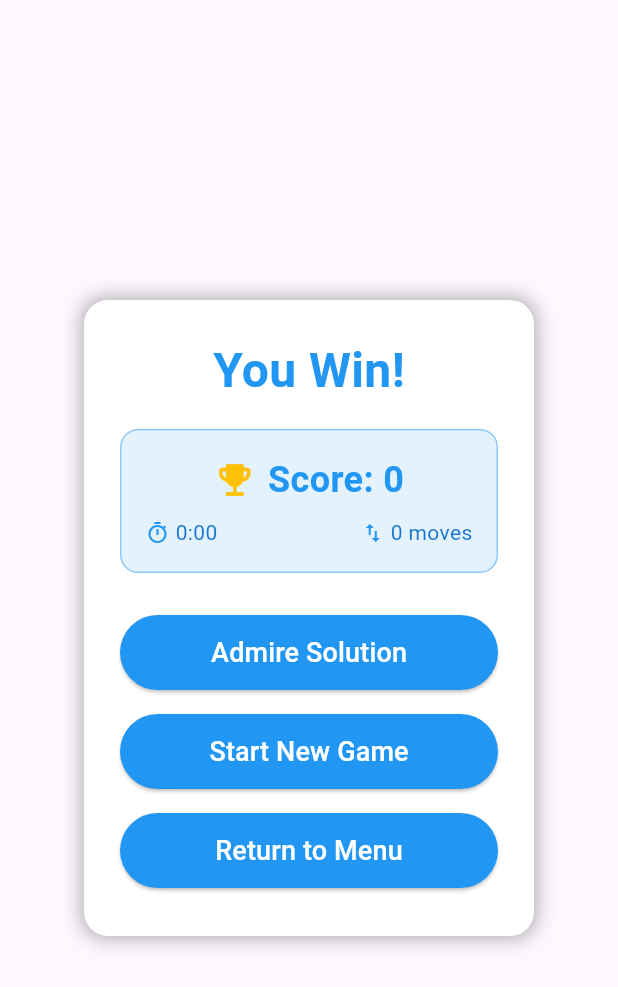
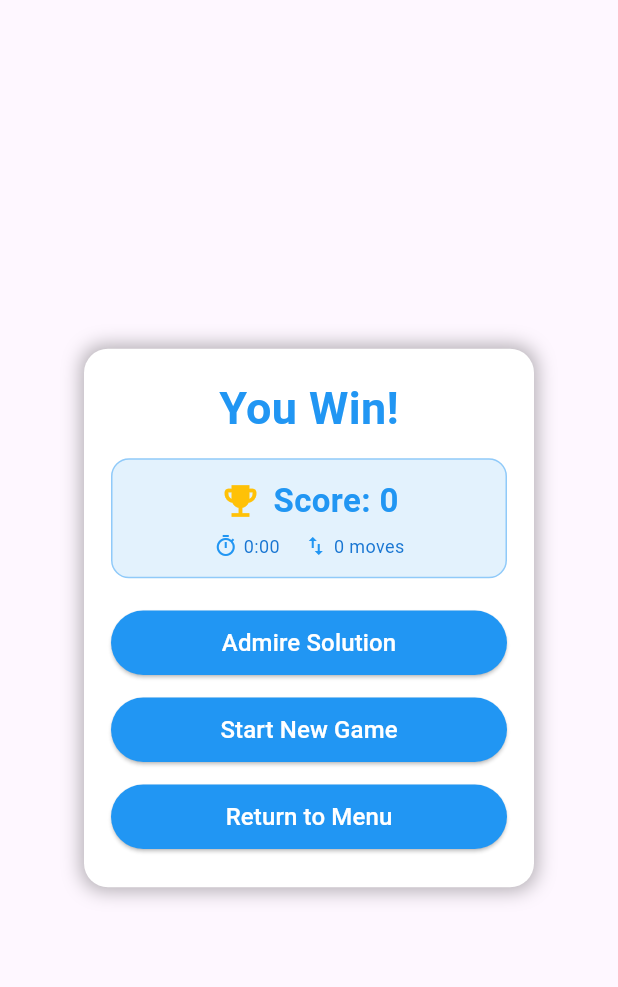
Before and after one commit to danieltrundlewtut/chockablock, a Flutter app: the WinMenu widget shown alone on an empty page, opened directly with empty values, on a phone screen of 412 x 824 dp. Shown: the top 987 px of the screen. Run offline on Flutter 3.47's test engine with Material 3 defaults, Android fonts, the light colour scheme and no system bars.

Commit message:
Dynamic sizing for win screen

```diff
--- a/lib/widgets/subMenus/win_menu_widget.dart
+++ b/lib/widgets/subMenus/win_menu_widget.dart
@@ -55,12 +55,23 @@ class _WinMenuState extends State<WinMenu> with SingleTickerProviderStateMixin {
 
   @override
   Widget build(BuildContext context) {
+    final screenSize = MediaQuery.of(context).size;
+    final isSmallScreen = screenSize.height < 600;
+
+    final menuWidth = screenSize.width < 400 ? screenSize.width * 0.85 : 300.0;
+
+    final titleFontSize = screenSize.height < 700 ? 22.0 : 30.0;
+    final scoreFontSize = screenSize.height < 700 ? 18.0 : 22.0;
+    final statsFontSize = screenSize.height < 700 ? 10.0 : 12.0;
+    final buttonFontSize = screenSize.height < 700 ? 14.0 : 16.0;
+
     return Center(
       child: ScaleTransition(
         scale: _scaleAnimation,
         child: Container(
-          width: 300,
-          padding: const EdgeInsets.all(24),
+          width: menuWidth,
+          padding: EdgeInsets.all(isSmallScreen ? 10 : 18),
+          constraints: BoxConstraints(maxHeight: screenSize.height * 0.8),
           decoration: BoxDecoration(
             color: Colors.white,
             borderRadius: BorderRadius.circular(16),
@@ -75,18 +86,18 @@ class _WinMenuState extends State<WinMenu> with SingleTickerProviderStateMixin {
           child: Column(
             mainAxisSize: MainAxisSize.min,
             children: [
-              const Text(
+              Text(
                 'You Win!',
                 style: TextStyle(
-                  fontSize: 32,
+                  fontSize: titleFontSize,
                   fontWeight: FontWeight.bold,
                   color: Colors.blue,
                 ),
               ),
-              const SizedBox(height: 16),
+              SizedBox(height: isSmallScreen ? 6 : 12),
 
               Container(
-                padding: const EdgeInsets.all(16),
+                padding: EdgeInsets.all(isSmallScreen ? 8 : 12),
                 decoration: BoxDecoration(
                   color: Colors.blue.shade50,
                   borderRadius: BorderRadius.circular(12),
@@ -101,16 +112,18 @@ class _WinMenuState extends State<WinMenu> with SingleTickerProviderStateMixin {
                         const SizedBox(width: 8),
                         Text(
                           'Score: ${widget.score}',
-                          style: const TextStyle(
-                            fontSize: 24,
+                          style: TextStyle(
+                            fontSize: scoreFontSize,
                             fontWeight: FontWeight.bold,
                             color: Colors.blue,
                           ),
                         ),
                       ],
                     ),
-                    const SizedBox(height: 8),
-                    Row(
+                    const SizedBox(height: 6),
+                    FittedBox(
+                      fit: BoxFit.scaleDown,
+                      child: Row(
                         mainAxisAlignment: MainAxisAlignment.spaceBetween,
                         children: [
                           Row(
@@ -120,12 +133,13 @@ class _WinMenuState extends State<WinMenu> with SingleTickerProviderStateMixin {
                               Text(
                                 _formatTime(widget.secondsTaken),
                                 style: TextStyle(
-                                fontSize: 14,
+                                  fontSize: statsFontSize,
                                   color: Colors.blue.shade700,
                                 ),
                               ),
                             ],
                           ),
+                          const SizedBox(width: 16),
                           Row(
                             children: [
                               const Icon(Icons.swap_vert, size: 16, color: Colors.blue),
@@ -133,7 +147,7 @@ class _WinMenuState extends State<WinMenu> with SingleTickerProviderStateMixin {
                               Text(
                                 '${widget.moveCount} moves',
                                 style: TextStyle(
-                                fontSize: 14,
+                                  fontSize: statsFontSize,
                                   color: Colors.blue.shade700,
                                 ),
                               ),
@@ -141,20 +155,23 @@ class _WinMenuState extends State<WinMenu> with SingleTickerProviderStateMixin {
                           ),
                         ],
                       ),
+                    ),
                   ],
                 ),
               ),
 
-              const SizedBox(height: 20),
+              SizedBox(height: isSmallScreen ? 6 : 14),
               _buildMenuButton(
                 'Admire Solution',
                 widget.onDismiss,
                 backgroundColor: Colors.blue,
+                buttonFontSize: buttonFontSize,
               ),
               _buildMenuButton(
                 'Start New Game',
                 widget.onNewGame,
                 backgroundColor: Colors.blue,
+                buttonFontSize: buttonFontSize,
               ),
               _buildMenuButton(
                 'Return to Menu',
@@ -166,6 +183,7 @@ class _WinMenuState extends State<WinMenu> with SingleTickerProviderStateMixin {
                   );
                 },
                 backgroundColor: Colors.blue,
+                buttonFontSize: buttonFontSize,
               ),
             ],
           ),
@@ -179,7 +197,10 @@ class _WinMenuState extends State<WinMenu> with SingleTickerProviderStateMixin {
       VoidCallback onPressed, {
         Color backgroundColor = Colors.blue,
         IconData? icon,
+        required double buttonFontSize,
       }) {
+    final isSmallScreen = MediaQuery.of(context).size.height < 600;
+
     final wrappedOnPressed = text == 'Admire Solution' ? () {
       onPressed();
       Future.delayed(Duration.zero, () {
@@ -190,7 +211,7 @@ class _WinMenuState extends State<WinMenu> with SingleTickerProviderStateMixin {
     } : onPressed;
 
     return Padding(
-      padding: const EdgeInsets.symmetric(vertical: 8),
+      padding: EdgeInsets.symmetric(vertical: isSmallScreen ? 3 : 5),
       child: SizedBox(
         width: double.infinity,
         child: ElevatedButton(
@@ -198,18 +219,18 @@ class _WinMenuState extends State<WinMenu> with SingleTickerProviderStateMixin {
           style: ElevatedButton.styleFrom(
             backgroundColor: backgroundColor,
             foregroundColor: Colors.white,
-            padding: const EdgeInsets.symmetric(vertical: 12),
+            padding: EdgeInsets.symmetric(vertical: isSmallScreen ? 6 : 10),
           ),
           child: Row(
             mainAxisAlignment: MainAxisAlignment.center,
             children: [
               if (icon != null) ...[
-                Icon(icon),
-                const SizedBox(width: 8),
+                Icon(icon, size: isSmallScreen ? 14 : 18),
+                const SizedBox(width: 6),
               ],
               Text(
                 text,
-                style: const TextStyle(fontSize: 18),
+                style: TextStyle(fontSize: buttonFontSize),
               ),
             ],
           ),
```
Lines whose indentation alone changed are shown as unchanged.
